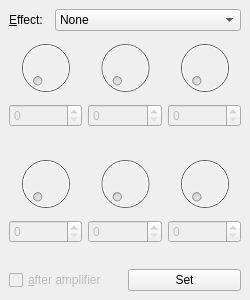
Old version of the form plug/effect.ui in the repository b2ornot2b/plug.
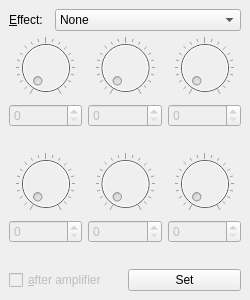
New version of the form.

Commit message: Added notches to the knobs - fixes issue 13

```diff
--- a/plug/effect.ui
+++ b/plug/effect.ui
@@ -241,6 +241,12 @@
           <property name="maximum">
            <number>255</number>
           </property>
+          <property name="notchTarget">
+           <double>12.750000000000000</double>
+          </property>
+          <property name="notchesVisible">
+           <bool>true</bool>
+          </property>
          </widget>
         </item>
         <item>
@@ -278,6 +284,12 @@
           <property name="maximum">
            <number>255</number>
           </property>
+          <property name="notchTarget">
+           <double>12.750000000000000</double>
+          </property>
+          <property name="notchesVisible">
+           <bool>true</bool>
+          </property>
          </widget>
         </item>
         <item>
@@ -315,6 +327,12 @@
           <property name="maximum">
            <number>255</number>
           </property>
+          <property name="notchTarget">
+           <double>12.750000000000000</double>
+          </property>
+          <property name="notchesVisible">
+           <bool>true</bool>
+          </property>
          </widget>
         </item>
         <item>
@@ -356,6 +374,12 @@
           <property name="maximum">
            <number>255</number>
           </property>
+          <property name="notchTarget">
+           <double>12.750000000000000</double>
+          </property>
+          <property name="notchesVisible">
+           <bool>true</bool>
+          </property>
          </widget>
         </item>
         <item>
@@ -393,6 +417,12 @@
           <property name="maximum">
            <number>255</number>
           </property>
+          <property name="notchTarget">
+           <double>12.750000000000000</double>
+          </property>
+          <property name="notchesVisible">
+           <bool>true</bool>
+          </property>
          </widget>
         </item>
         <item>
@@ -430,6 +460,12 @@
           <property name="maximum">
            <number>255</number>
           </property>
+          <property name="notchTarget">
+           <double>12.750000000000000</double>
+          </property>
+          <property name="notchesVisible">
+           <bool>true</bool>
+          </property>
          </widget>
         </item>
         <item>
```
The commit also changes 2 other files.
